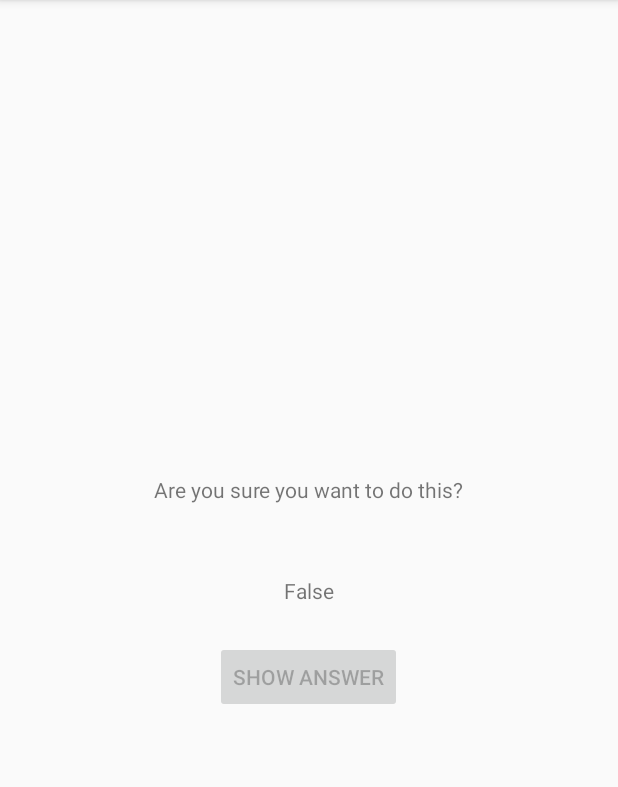
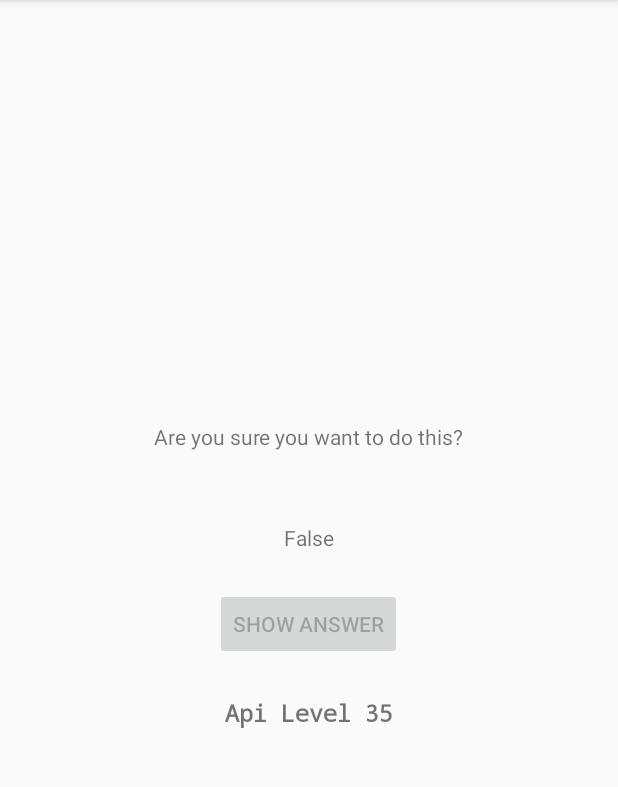
Before and after one commit to temocpalma/autotraining, an Android app: the CheatActivity screen opened directly, with no data from a screen before it, after a tap on "SHOW ANSWER", on a phone screen of 412 x 824 dp, the part 84-871 px from its top. Run offline under Robolectric (Android 15) with nearby library versions, the phone set to English and light mode, and no system bars.

Commit message:
Cap 6, Challenge 1 Add textview with build version

```diff
--- a/android/GeoQuiz/app/src/main/java/com/autotraining/geoquiz/CheatActivity.java
+++ b/android/GeoQuiz/app/src/main/java/com/autotraining/geoquiz/CheatActivity.java
@@ -2,11 +2,15 @@ package com.autotraining.geoquiz;
 
 import androidx.appcompat.app.AppCompatActivity;
 
+import android.animation.Animator;
+import android.animation.AnimatorListenerAdapter;
 import android.content.Context;
 import android.content.Intent;
+import android.os.Build;
 import android.os.Bundle;
 import android.util.Log;
 import android.view.View;
+import android.view.ViewAnimationUtils;
 import android.widget.Button;
 import android.widget.TextView;
 
@@ -22,6 +26,7 @@ public class CheatActivity extends AppCompatActivity {
 
 	private TextView mAnswerTextView;
 	private Button mShowAnswerButton;
+	private TextView mBuildVersion;
 
 	public static Intent newIntent(Context packageContext, boolean answerIsTrue) {
 		Intent intent = new Intent(packageContext, CheatActivity.class);
@@ -40,6 +45,9 @@ public class CheatActivity extends AppCompatActivity {
 
 		mAnswerTextView = (TextView) findViewById(R.id.answer_text_view);
 		mAnswerIsTrue = getIntent().getBooleanExtra(EXTRA_ANSWER_IS_TRUE, false);
+		mBuildVersion = (TextView) findViewById(R.id.version_text_view);
+
+		mBuildVersion.setText("Api Level " + new Integer(Build.VERSION.SDK_INT).toString());
 
 		mShowAnswerButton = (Button) findViewById(R.id.show_answer_button);
 		mShowAnswerButton.setOnClickListener(new View.OnClickListener() {
@@ -49,6 +57,25 @@ public class CheatActivity extends AppCompatActivity {
 				setAnswerShownResult(true);
 				mShowAnswerButton.setEnabled(false);
 				mAnswerShown = true;
+
+				// if (Build.VERSION.SDK_INT >= Build.VERSION_CODES.LOLLIPOP) {
+
+				int cx = mShowAnswerButton.getWidth() / 2;
+				int cy = mShowAnswerButton.getHeight() / 2;
+				float radius = mShowAnswerButton.getWidth();
+				Animator anim = ViewAnimationUtils
+					.createCircularReveal(mShowAnswerButton, cx, cy, radius, 0);
+				anim.addListener(new AnimatorListenerAdapter() {
+					@Override
+					public void onAnimationEnd(Animator animation) {
+						super.onAnimationEnd(animation);
+						mShowAnswerButton.setVisibility(View.INVISIBLE);
+					}
+				});
+				anim.start();
+				// } else {
+				//            mShowAnswerButton.setVisibility(View.INVISIBLE);
+				//        }
 			}
 		});
 
--- a/android/GeoQuiz/app/src/main/res/layout/activity_cheat.xml
+++ b/android/GeoQuiz/app/src/main/res/layout/activity_cheat.xml
@@ -28,6 +28,15 @@
             android:layout_width="wrap_content"
             android:layout_height="wrap_content"
             android:text="@string/show_answer_button"/>
+        <TextView
+            android:id="@+id/version_text_view"
+            android:layout_width="wrap_content"
+            android:layout_height="wrap_content"
+            android:padding="24dp"
+            android:typeface="monospace"
+            android:textSize="16sp"
+            android:textStyle="bold"
+            tools:text="Version"/>
 
     </LinearLayout>
 
```
